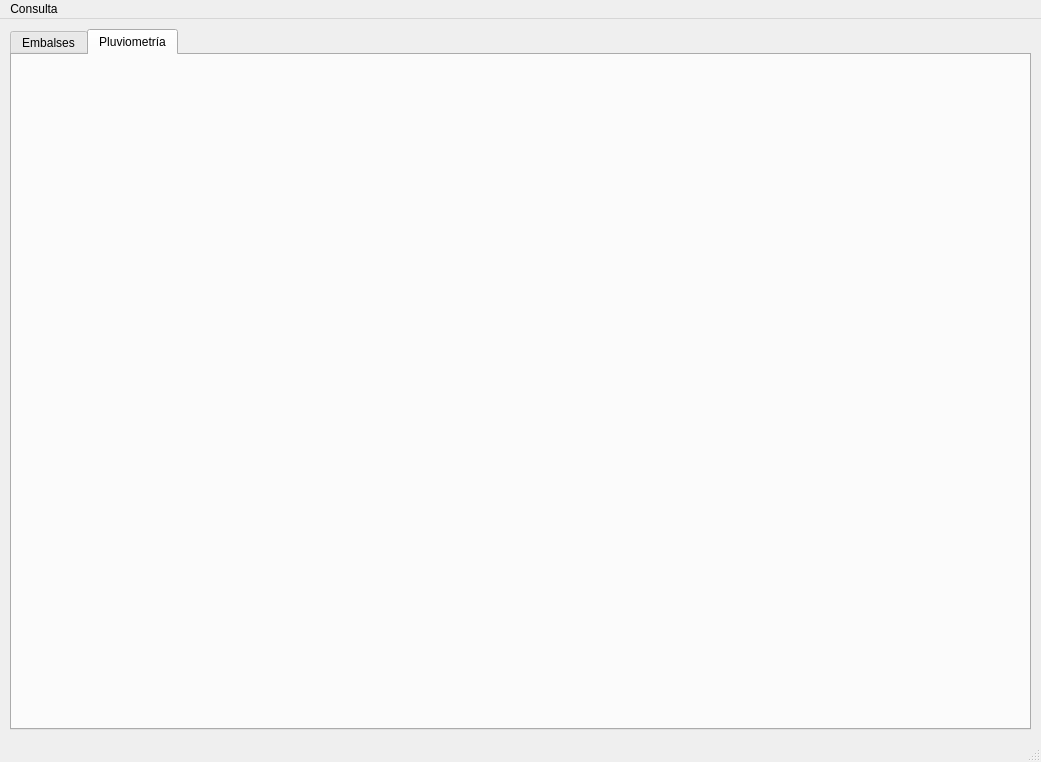
First picture: the form in src/ver_embalses.ui, repository federicomartinlara1976/VerEmbalses, before the edit.
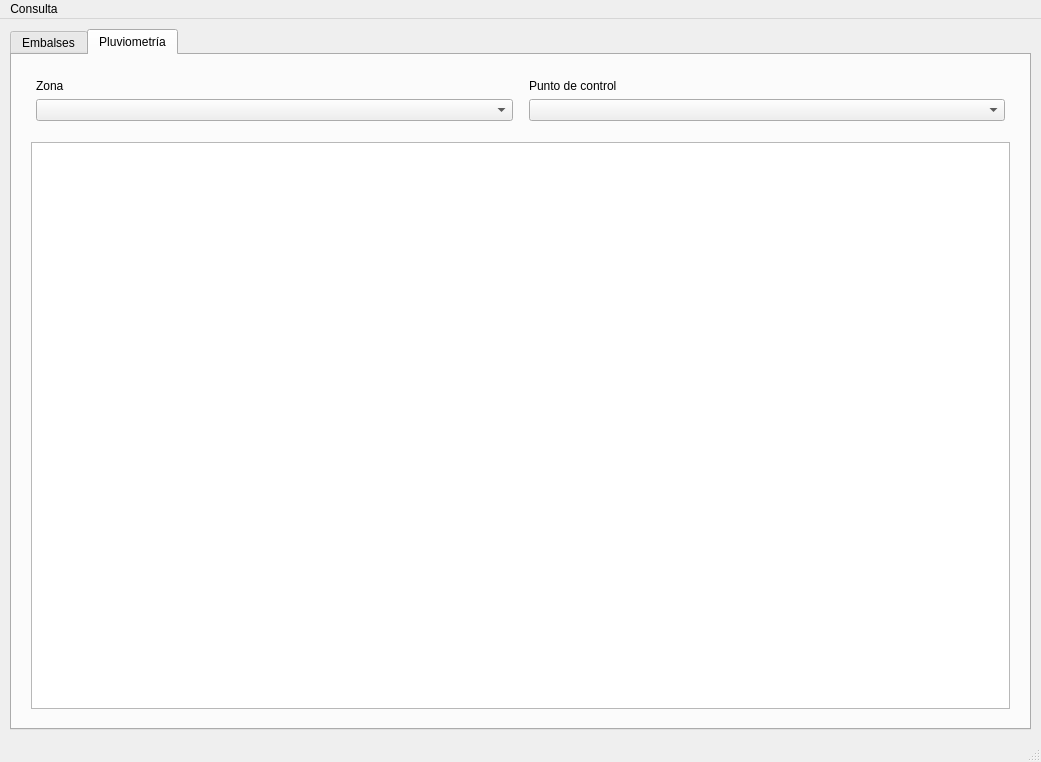
Second picture: the form after the edit. The open tabs and pages were chosen to show the change.

Commit message: Construcción vista pluviometría

The edit to the form file:
```diff
--- a/src/ver_embalses.ui
+++ b/src/ver_embalses.ui
@@ -1027,6 +1027,137 @@
        <attribute name="title">
         <string>Pluviometría</string>
        </attribute>
+       <layout class="QVBoxLayout" name="verticalLayout_19">
+        <item>
+         <layout class="QVBoxLayout" name="verticalLayout_16">
+          <property name="leftMargin">
+           <number>5</number>
+          </property>
+          <property name="topMargin">
+           <number>5</number>
+          </property>
+          <property name="rightMargin">
+           <number>5</number>
+          </property>
+          <property name="bottomMargin">
+           <number>5</number>
+          </property>
+          <item>
+           <layout class="QHBoxLayout" name="horizontalLayout_8">
+            <property name="leftMargin">
+             <number>5</number>
+            </property>
+            <property name="topMargin">
+             <number>5</number>
+            </property>
+            <property name="rightMargin">
+             <number>5</number>
+            </property>
+            <property name="bottomMargin">
+             <number>5</number>
+            </property>
+            <item>
+             <layout class="QVBoxLayout" name="verticalLayout_20">
+              <property name="leftMargin">
+               <number>5</number>
+              </property>
+              <property name="topMargin">
+               <number>5</number>
+              </property>
+              <property name="rightMargin">
+               <number>5</number>
+              </property>
+              <property name="bottomMargin">
+               <number>5</number>
+              </property>
+              <item>
+               <widget class="QLabel" name="label_2">
+                <property name="sizePolicy">
+                 <sizepolicy hsizetype="Preferred" vsizetype="Fixed">
+                  <horstretch>0</horstretch>
+                  <verstretch>0</verstretch>
+                 </sizepolicy>
+                </property>
+                <property name="text">
+                 <string>Zona</string>
+                </property>
+               </widget>
+              </item>
+              <item>
+               <widget class="QComboBox" name="comboBox">
+                <property name="sizePolicy">
+                 <sizepolicy hsizetype="Expanding" vsizetype="Fixed">
+                  <horstretch>0</horstretch>
+                  <verstretch>0</verstretch>
+                 </sizepolicy>
+                </property>
+               </widget>
+              </item>
+             </layout>
+            </item>
+            <item>
+             <layout class="QVBoxLayout" name="verticalLayout_21">
+              <property name="leftMargin">
+               <number>5</number>
+              </property>
+              <property name="topMargin">
+               <number>5</number>
+              </property>
+              <property name="rightMargin">
+               <number>5</number>
+              </property>
+              <property name="bottomMargin">
+               <number>5</number>
+              </property>
+              <item>
+               <widget class="QLabel" name="label_14">
+                <property name="sizePolicy">
+                 <sizepolicy hsizetype="Preferred" vsizetype="Fixed">
+                  <horstretch>0</horstretch>
+                  <verstretch>0</verstretch>
+                 </sizepolicy>
+                </property>
+                <property name="text">
+                 <string>Punto de control</string>
+                </property>
+               </widget>
+              </item>
+              <item>
+               <widget class="QComboBox" name="comboBox_2">
+                <property name="sizePolicy">
+                 <sizepolicy hsizetype="Expanding" vsizetype="Fixed">
+                  <horstretch>0</horstretch>
+                  <verstretch>0</verstretch>
+                 </sizepolicy>
+                </property>
+               </widget>
+              </item>
+             </layout>
+            </item>
+           </layout>
+          </item>
+          <item>
+           <layout class="QHBoxLayout" name="horizontalLayout_9">
+            <property name="leftMargin">
+             <number>5</number>
+            </property>
+            <property name="topMargin">
+             <number>5</number>
+            </property>
+            <property name="rightMargin">
+             <number>5</number>
+            </property>
+            <property name="bottomMargin">
+             <number>5</number>
+            </property>
+            <item>
+             <widget class="QTableView" name="tableView"/>
+            </item>
+           </layout>
+          </item>
+         </layout>
+        </item>
+       </layout>
       </widget>
      </widget>
     </item>
```
Left out of the diff: 2 changed lines with no effect on the pictures.
